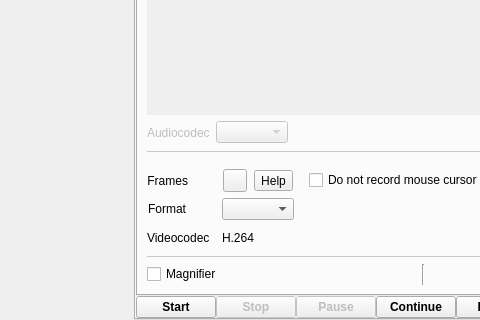
This is src/wayland/formMainWindow_wl.ui in vkohaupt/vokoscreenNG as Qt 5 draws it before an edit; both pictures show x 0 to 480 and y 221 to 541 of the 916 by 541 pixel window. The edited form follows.
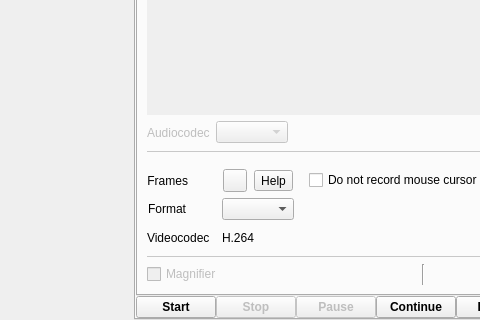
This is the edited form. Icons and pictures are not drawn.

Patch:
```diff
--- a/src/wayland/formMainWindow_wl.ui
+++ b/src/wayland/formMainWindow_wl.ui
@@ -830,6 +830,9 @@
                  <layout class="QHBoxLayout" name="horizontalLayout_10">
                   <item>
                    <widget class="QCheckBox" name="checkBoxMagnifier">
+                    <property name="enabled">
+                     <bool>false</bool>
+                    </property>
                     <property name="text">
                      <string>Magnifier</string>
                     </property>
```
Left out of the diff: 2 changed lines with no effect on the pictures.
